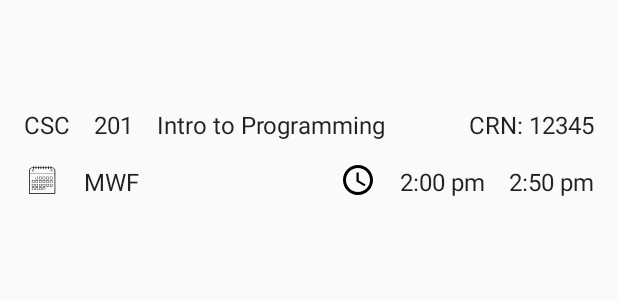
After one commit to joc-a/Attendit, an Android app: the layout activity_class.xml on its own in the app's theme, with its tools: preview values and no code run, on a phone screen of 412 x 824 dp. The commit adds this screen. Shown: the top 300 px of the screen. Run offline under Robolectric (Android 15) with nearby library versions, the phone set to English and light mode, and no system bars.

Commit message:
add class detail view

```diff
--- a/app/src/main/AndroidManifest.xml
+++ b/app/src/main/AndroidManifest.xml
@@ -36,9 +36,10 @@
         android:label="@string/app_name"
         android:supportsRtl="true"
         android:theme="@style/AppTheme">
+        <activity android:name=".instructor.classes.ClassActivity"></activity>
         <activity
             android:name=".instructor.main.InstructorMainActivity"
-            android:label="@string/title_activity_instructor_main"></activity>
+            android:label="@string/title_activity_instructor_main" />
         <activity android:name=".instructor.classes.create.CreateClassActivity" />
         <activity android:name=".classes.AvailableClassesActivity" />
         <activity android:name=".welcome.WelcomeActivity">
--- a/app/src/main/java/com/jocelyne/mesh/ChatApplication.java
+++ b/app/src/main/java/com/jocelyne/mesh/ChatApplication.java
@@ -58,7 +58,7 @@ public class ChatApplication extends BaseApplication implements StateObserver, N
 
     @Override
     public void onApplicationStart(Application app) {
-        //loconfigureHype();
+        //configureHype();
     }
 
     @Override
--- a/app/src/main/java/com/jocelyne/mesh/instructor/main/InstructorMainActivity.kt
+++ b/app/src/main/java/com/jocelyne/mesh/instructor/main/InstructorMainActivity.kt
@@ -1,11 +1,14 @@
 package com.jocelyne.mesh.instructor.main
 
+import android.content.Intent
 import android.os.Bundle
 import android.support.design.widget.BottomNavigationView
 import android.support.v4.app.Fragment
 import android.support.v7.app.AppCompatActivity
+import com.google.gson.Gson
 import com.jocelyne.mesh.R
 import com.jocelyne.mesh.instructor.classes.Class
+import com.jocelyne.mesh.instructor.classes.ClassActivity
 import com.jocelyne.mesh.instructor.classes.ClassesFragment
 import kotlinx.android.synthetic.main.activity_instructor_main.*
 
@@ -51,5 +54,8 @@ class InstructorMainActivity : AppCompatActivity(), ClassesFragment.OnClassesFra
 
     override fun onClassesFragmentInteraction(item: Class?) {
         // go to class activity
+        val intent = Intent(this, ClassActivity::class.java)
+        intent.putExtra("classID", item!!.CRN)
+        startActivity(intent)
     }
 }
--- a/app/src/main/java/com/jocelyne/mesh/signup/SignUpActivity.java
+++ b/app/src/main/java/com/jocelyne/mesh/signup/SignUpActivity.java
@@ -73,7 +73,7 @@ public class SignUpActivity extends AppCompatActivity {
         mLastNameView = (EditText) findViewById(R.id.last_name);
         mEmailView = (AutoCompleteTextView) findViewById(R.id.email);
         mPasswordView = (EditText) findViewById(R.id.password);
-        mStudentIdView = (EditText) findViewById(R.id.student_id);
+        mStudentIdView = (EditText) findViewById(R.id.student_id_et);
         mStudentIdContainer = findViewById(R.id.student_id_view);
         mRadioGroup = (RadioGroup) findViewById(R.id.radioGroup);
 
--- /dev/null
+++ b/app/src/main/res/layout/activity_class.xml
@@ -0,0 +1,136 @@
+<?xml version="1.0" encoding="utf-8"?>
+<LinearLayout xmlns:android="http://schemas.android.com/apk/res/android"
+    xmlns:app="http://schemas.android.com/apk/res-auto"
+    xmlns:tools="http://schemas.android.com/tools"
+    android:layout_width="match_parent"
+    android:layout_height="match_parent"
+    android:orientation="vertical"
+    tools:context=".instructor.classes.ClassActivity">
+
+    <android.support.v7.widget.Toolbar
+        android:layout_width="match_parent"
+        android:layout_height="wrap_content" />
+
+    <android.support.constraint.ConstraintLayout
+        android:id="@+id/class_info"
+        android:layout_width="match_parent"
+        android:layout_height="wrap_content">
+
+        <TextView
+            android:id="@+id/prefix_tv"
+            android:layout_width="wrap_content"
+            android:layout_height="wrap_content"
+            app:layout_constraintTop_toTopOf="parent"
+            app:layout_constraintStart_toStartOf="parent"
+            android:layout_margin="@dimen/text_margin"
+            android:textAppearance="?attr/textAppearanceListItem"
+            android:text="CSC"/>
+
+        <TextView
+            android:id="@+id/number_tv"
+            android:layout_width="wrap_content"
+            android:layout_height="wrap_content"
+            app:layout_constraintTop_toTopOf="parent"
+            app:layout_constraintStart_toEndOf="@id/prefix_tv"
+            android:layout_margin="@dimen/text_margin"
+            android:textAppearance="?attr/textAppearanceListItem"
+            android:text="201"/>
+
+        <TextView
+            android:layout_width="wrap_content"
+            android:layout_height="wrap_content"
+            app:layout_constraintTop_toTopOf="parent"
+            app:layout_constraintStart_toEndOf="@id/number_tv"
+            app:layout_constraintEnd_toStartOf="@id/name_tv"
+            android:layout_margin="@dimen/text_margin"
+            android:textAppearance="?attr/textAppearanceListItem"
+            android:text=" - "/>
+
+        <TextView
+            android:id="@+id/name_tv"
+            android:layout_width="wrap_content"
+            android:layout_height="wrap_content"
+            app:layout_constraintTop_toTopOf="parent"
+            app:layout_constraintStart_toEndOf="@id/number_tv"
+            android:layout_margin="@dimen/text_margin"
+            android:textAppearance="?attr/textAppearanceListItem"
+            android:text="Intro to Programming"/>
+
+        <ImageView
+            android:id="@+id/calendar"
+            android:layout_width="wrap_content"
+            android:layout_height="wrap_content"
+            android:layout_margin="@dimen/text_margin"
+            app:layout_constraintBottom_toBottomOf="parent"
+            app:layout_constraintStart_toStartOf="parent"
+            app:layout_constraintEnd_toStartOf="@id/days_of_the_week"
+            app:srcCompat="@drawable/ic_calendar_black_24dp"/>
+
+        <TextView
+            android:id="@+id/days_of_the_week"
+            android:layout_width="wrap_content"
+            android:layout_height="wrap_content"
+            app:layout_constraintStart_toEndOf="@id/calendar"
+            app:layout_constraintTop_toBottomOf="@id/prefix_tv"
+            app:layout_constraintBottom_toBottomOf="parent"
+            android:layout_margin="@dimen/text_margin"
+            android:textAppearance="?attr/textAppearanceListItem"
+            android:text="MWF"/>
+
+        <ImageView
+            android:layout_width="wrap_content"
+            android:layout_height="wrap_content"
+            app:layout_constraintBottom_toBottomOf="parent"
+            app:layout_constraintEnd_toStartOf="@id/start_time"
+            android:layout_margin="@dimen/text_margin"
+            app:srcCompat="@drawable/ic_time_black_24dp"/>
+
+        <TextView
+            android:id="@+id/start_time"
+            android:layout_width="wrap_content"
+            android:layout_height="wrap_content"
+            app:layout_constraintEnd_toStartOf="@id/end_time"
+            app:layout_constraintBottom_toBottomOf="parent"
+            android:layout_margin="@dimen/text_margin"
+            android:textAppearance="?attr/textAppearanceListItem"
+            android:text="2:00 pm"/>
+
+        <TextView
+            android:layout_width="wrap_content"
+            android:layout_height="wrap_content"
+            app:layout_constraintBottom_toBottomOf="parent"
+            app:layout_constraintStart_toEndOf="@id/start_time"
+            app:layout_constraintEnd_toStartOf="@id/end_time"
+            android:layout_margin="@dimen/text_margin"
+            android:textAppearance="?attr/textAppearanceListItem"
+            android:text="-"/>
+
+        <TextView
+            android:id="@+id/end_time"
+            android:layout_width="wrap_content"
+            android:layout_height="wrap_content"
+            app:layout_constraintEnd_toEndOf="parent"
+            app:layout_constraintBottom_toBottomOf="parent"
+            android:layout_margin="@dimen/text_margin"
+            android:textAppearance="?attr/textAppearanceListItem"
+            android:text="2:50 pm"/>
+
+        <TextView
+            android:id="@+id/crn_tv"
+            android:layout_width="wrap_content"
+            android:layout_height="wrap_content"
+            app:layout_constraintTop_toTopOf="parent"
+            app:layout_constraintEnd_toEndOf="parent"
+            android:layout_margin="@dimen/text_margin"
+            android:textAppearance="?attr/textAppearanceListItem"
+            android:text="CRN: 12345"/>
+
+    </android.support.constraint.ConstraintLayout>
+
+    <android.support.v7.widget.RecyclerView
+        android:id="@+id/students_list"
+        android:layout_width="match_parent"
+        android:layout_height="match_parent"
+        android:scrollbars="vertical"/>
+
+</LinearLayout>
--- a/app/src/main/res/layout/activity_create_class.xml
+++ b/app/src/main/res/layout/activity_create_class.xml
@@ -71,7 +71,7 @@
                 android:text="Course prefix"/>
 
             <EditText
-                android:id="@+id/prefix_et"
+                android:id="@+id/prefix_tv"
                 android:layout_width="match_parent"
                 android:layout_height="wrap_content"
                 android:inputType="textPersonName"/>
@@ -86,7 +86,7 @@
                 android:text="Course number"/>
 
             <EditText
-                android:id="@+id/number_et"
+                android:id="@+id/number_tv"
                 android:layout_width="match_parent"
                 android:layout_height="wrap_content"
                 android:inputType="numberSigned"/>
@@ -101,7 +101,7 @@
                 android:text="Course name"/>
 
             <EditText
-                android:id="@+id/name_et"
+                android:id="@+id/name_tv"
                 android:layout_width="match_parent"
                 android:layout_height="wrap_content"
                 android:inputType="textCapWords"/>
--- a/app/src/main/res/layout/activity_sign_up.xml
+++ b/app/src/main/res/layout/activity_sign_up.xml
@@ -137,7 +137,7 @@
                 android:visibility="gone">
 
                 <EditText
-                    android:id="@+id/student_id"
+                    android:id="@+id/student_id_et"
                     android:layout_width="match_parent"
                     android:layout_height="wrap_content"
                     android:hint="@string/prompt_student_id"
--- a/app/src/main/res/values/colors.xml
+++ b/app/src/main/res/values/colors.xml
@@ -11,6 +11,7 @@
     <color name="white">#FFFFFF</color>
     <color name="add_class_bg">#f9fafc</color>
     <color name="light_grey">#F0F0F0</color>
+    <color name="grey">#AFAFAF</color>
 
     <color name="edit_text_border">#C5C5C5</color>
 
--- a/app/src/main/res/values/strings.xml
+++ b/app/src/main/res/values/strings.xml
@@ -31,4 +31,7 @@
     <string name="title_notifications">Notifications</string>
     <string name="classes">Classes</string>
 
+    <!-- TODO: Remove or change this placeholder text -->
+    <string name="hello_blank_fragment">Hello blank fragment</string>
+
 </resources>
```
Also changed, not shown: app/src/main/java/com/jocelyne/mesh/instructor/classes/Class.java (+9 -8 lines), app/src/main/java/com/jocelyne/mesh/instructor/classes/ClassActivity.kt (added, +83 -0 lines), app/src/main/java/com/jocelyne/mesh/instructor/classes/ClassAdapter.kt (+3 -7 lines), app/src/main/java/com/jocelyne/mesh/instructor/classes/StudentAdapter.kt (added, +35 -0 lines), app/src/main/java/com/jocelyne/mesh/instructor/classes/create/CreateClassActivity.kt (+12 -14 lines), app/src/main/java/com/jocelyne/mesh/instructor/dashboard/DashboardFragment.kt (added, +101 -0 lines), app/src/main/res/layout/fragment_dashboard.xml (added, +14 -0 lines), app/src/main/res/layout/item_class.xml (+8 -9 lines), app/src/main/res/layout/item_student.xml (added, +31 -0 lines).
